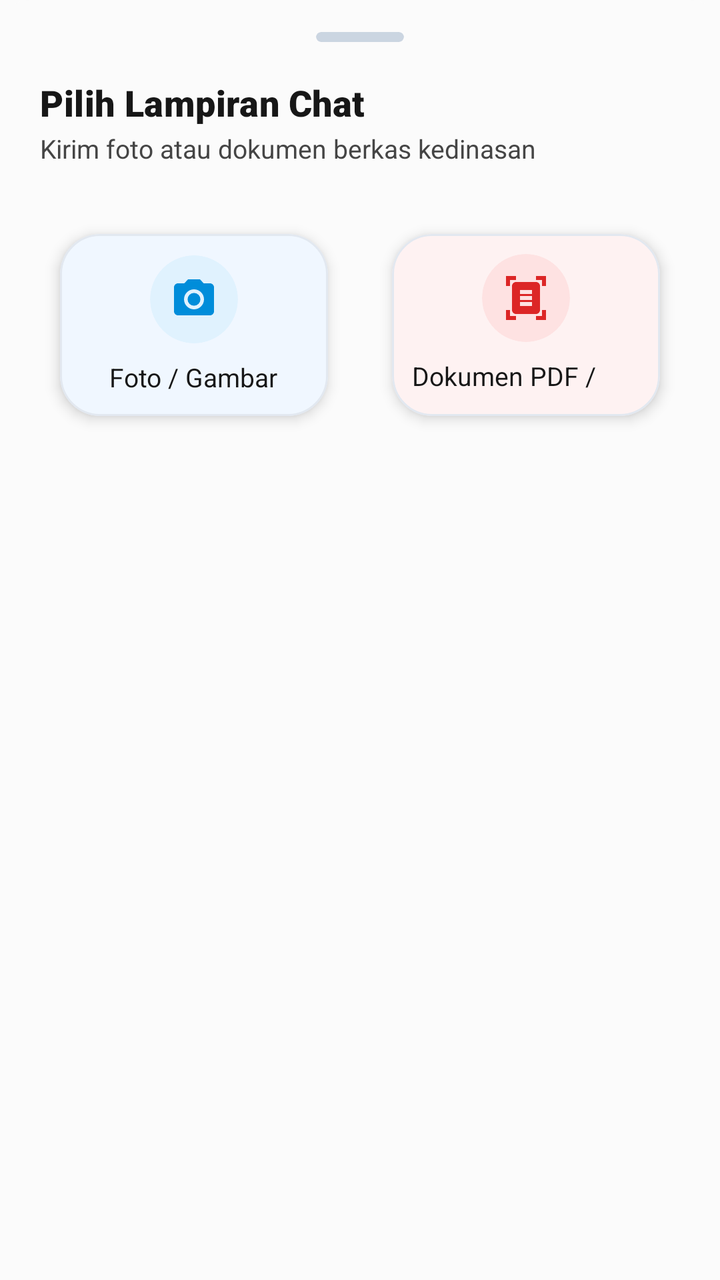
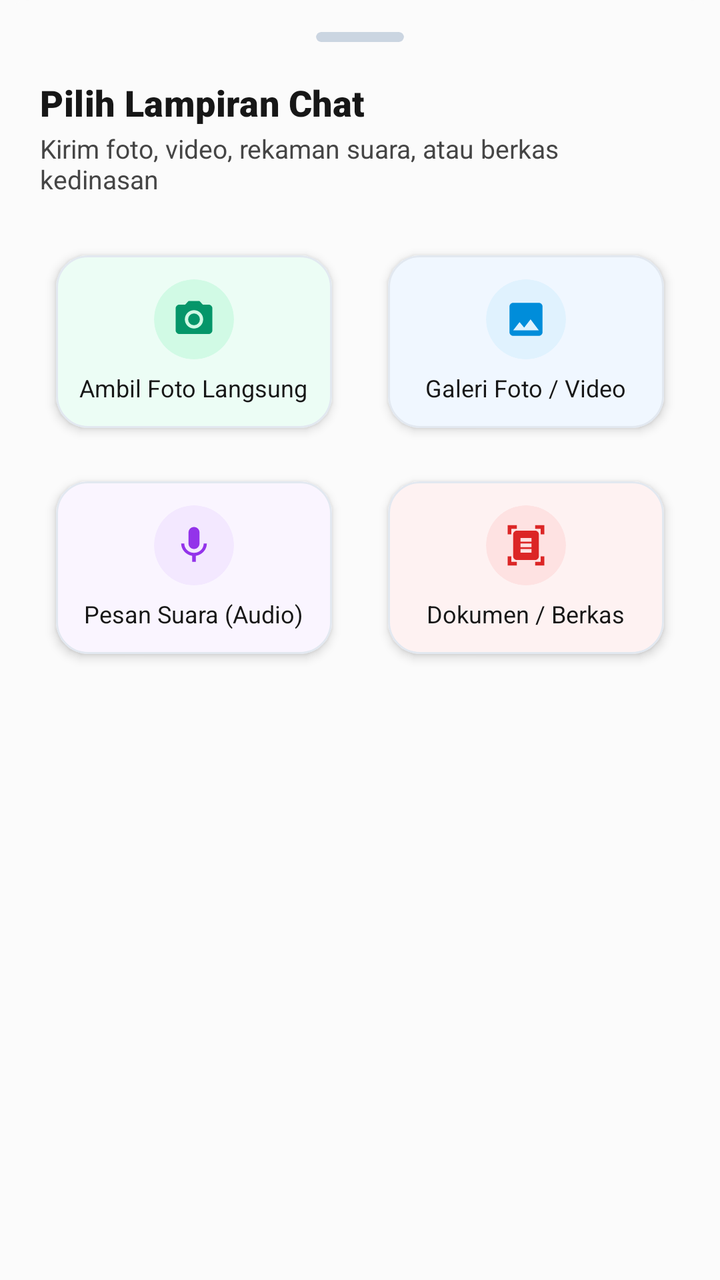

Before-and-after screenshots of an Android layout around one commit, followed by the original layout XML and the change that was made.
<!-- AndroidManifest.xml: application theme Theme.AppPemko -->
<!-- res/layout/dialog_attachment_picker.xml -->
<?xml version="1.0" encoding="utf-8"?>
<LinearLayout xmlns:android="http://schemas.android.com/apk/res/android"
    xmlns:app="http://schemas.android.com/apk/res-auto"
    android:layout_width="match_parent"
    android:layout_height="wrap_content"
    android:background="@drawable/bottom_sheet_bg"
    android:orientation="vertical"
    android:clipToPadding="false"
    android:clipChildren="false"
    android:paddingHorizontal="20dp"
    android:paddingTop="16dp"
    android:paddingBottom="24dp">

    
    <com.google.android.material.card.MaterialCardView
        android:layout_width="44dp"
        android:layout_height="5dp"
        android:layout_gravity="center_horizontal"
        android:layout_marginBottom="18dp"
        app:cardBackgroundColor="#CBD5E1"
        app:cardCornerRadius="2.5dp"
        app:cardElevation="0dp"
        app:strokeWidth="0dp" />

    
    <TextView
        android:layout_width="match_parent"
        android:layout_height="wrap_content"
        android:text="Pilih Lampiran Chat"
        android:textColor="@color/text_primary"
        android:textSize="18sp"
        android:fontFamily="sans-serif-black"
        android:letterSpacing="0.01"/>

    <TextView
        android:layout_width="match_parent"
        android:layout_height="wrap_content"
        android:layout_marginTop="2dp"
        android:layout_marginBottom="16dp"
        android:text="Kirim foto atau dokumen berkas kedinasan"
        android:textColor="@color/text_secondary"
        android:textSize="13sp"
        android:fontFamily="sans-serif"/>

    
    <LinearLayout
        android:layout_width="match_parent"
        android:layout_height="wrap_content"
        android:orientation="horizontal"
        android:gravity="center"
        android:clipToPadding="false"
        android:clipChildren="false"
        android:paddingVertical="6dp"
        android:weightSum="2">

        
        <com.google.android.material.card.MaterialCardView
            android:id="@+id/cardOptionPhoto"
            android:layout_width="0dp"
            android:layout_height="115dp"
            android:layout_weight="1"
            android:layout_marginEnd="6dp"
            app:cardCornerRadius="20dp"
            app:cardElevation="4dp"
            app:cardUseCompatPadding="true"
            app:strokeWidth="1dp"
            app:strokeColor="#E2E8F0"
            app:cardBackgroundColor="#F0F7FF"
            android:clickable="true"
            android:focusable="true"
            android:foreground="?attr/selectableItemBackground">

            <LinearLayout
                android:layout_width="match_parent"
                android:layout_height="match_parent"
                android:gravity="center"
                android:orientation="vertical"
                android:padding="10dp">

                
                <com.google.android.material.card.MaterialCardView
                    android:layout_width="44dp"
                    android:layout_height="44dp"
                    app:cardCornerRadius="22dp"
                    app:cardElevation="0dp"
                    app:strokeWidth="0dp"
                    app:cardBackgroundColor="#E0F2FE">

                    <ImageView
                        android:layout_width="24dp"
                        android:layout_height="24dp"
                        android:layout_gravity="center"
                        android:src="@drawable/ic_camera"
                        app:tint="@color/biru"
                        android:contentDescription="Foto"/>
                </com.google.android.material.card.MaterialCardView>

                <TextView
                    android:layout_width="wrap_content"
                    android:layout_height="wrap_content"
                    android:layout_marginTop="8dp"
                    android:text="Foto / Gambar"
                    android:textColor="@color/text_primary"
                    android:textSize="13sp"
                    android:fontFamily="sans-serif-bold"/>
            </LinearLayout>
        </com.google.android.material.card.MaterialCardView>

        
        <com.google.android.material.card.MaterialCardView
            android:id="@+id/cardOptionDoc"
            android:layout_width="0dp"
            android:layout_height="115dp"
            android:layout_weight="1"
            android:layout_marginStart="6dp"
            app:cardCornerRadius="20dp"
            app:cardElevation="4dp"
            app:cardUseCompatPadding="true"
            app:strokeWidth="1dp"
            app:strokeColor="#E2E8F0"
            app:cardBackgroundColor="#FEF2F2"
            android:clickable="true"
            android:focusable="true"
            android:foreground="?attr/selectableItemBackground">

            <LinearLayout
                android:layout_width="match_parent"
                android:layout_height="match_parent"
                android:gravity="center"
                android:orientation="vertical"
                android:padding="10dp">

                
                <com.google.android.material.card.MaterialCardView
                    android:layout_width="44dp"
                    android:layout_height="44dp"
                    app:cardCornerRadius="22dp"
                    app:cardElevation="0dp"
                    app:strokeWidth="0dp"
                    app:cardBackgroundColor="#FEE2E2">

                    <ImageView
                        android:layout_width="24dp"
                        android:layout_height="24dp"
                        android:layout_gravity="center"
                        android:src="@drawable/ic_document_scanner"
                        app:tint="#DC2626"
                        android:contentDescription="Dokumen"/>
                </com.google.android.material.card.MaterialCardView>

                <TextView
                    android:layout_width="wrap_content"
                    android:layout_height="wrap_content"
                    android:layout_marginTop="8dp"
                    android:text="Dokumen PDF / File"
                    android:textColor="@color/text_primary"
                    android:textSize="13sp"
                    android:fontFamily="sans-serif-bold"/>
            </LinearLayout>
        </com.google.android.material.card.MaterialCardView>

    </LinearLayout>

</LinearLayout>
<!-- resources referenced by this layout -->
<resources>
  <color name="biru">#008DDA</color>
  <color name="text_primary">#171717</color>
  <color name="text_secondary">#454545</color>
  <!-- drawable bottom_sheet_bg (drawable) -->
  <?xml version="1.0" encoding="utf-8"?>
  <shape xmlns:android="http://schemas.android.com/apk/res/android"
      android:shape="rectangle">
      <corners
          android:topLeftRadius="@dimen/tfe_bottom_sheet_corner_radius"
          android:topRightRadius="@dimen/tfe_bottom_sheet_corner_radius" />
      <padding android:top="@dimen/tfe_bottom_sheet_top_padding" />
      <solid android:color="@color/background_color" />
  </shape>
  <!-- drawable ic_camera (drawable) -->
  <vector android:height="24dp"
      android:viewportHeight="24" android:viewportWidth="24"
      android:width="24dp" xmlns:android="http://schemas.android.com/apk/res/android">
      <path android:fillColor="@color/background_color" android:pathData="M12,12m-3.2,0a3.2,3.2 0,1 1,6.4 0a3.2,3.2 0,1 1,-6.4 0"/>
      <path android:fillColor="@color/background_color" android:pathData="M9,2L7.17,4L4,4c-1.1,0 -2,0.9 -2,2v12c0,1.1 0.9,2 2,2h16c1.1,0 2,-0.9 2,-2L22,6c0,-1.1 -0.9,-2 -2,-2h-3.17L15,2L9,2zM12,17c-2.76,0 -5,-2.24 -5,-5s2.24,-5 5,-5 5,2.24 5,5 -2.24,5 -5,5z"/>
  </vector>
  <!-- drawable ic_document_scanner (drawable) -->
  <vector android:height="24dp"
      android:viewportHeight="24" android:viewportWidth="24"
      android:width="24dp" xmlns:android="http://schemas.android.com/apk/res/android">
      <path android:fillColor="@color/font" android:pathData="M7,3H4v3H2V1h5V3zM22,6V1h-5v2h3v3H22zM7,21H4v-3H2v5h5V21zM20,18v3h-3v2h5v-5H20zM19,18c0,1.1 -0.9,2 -2,2H7c-1.1,0 -2,-0.9 -2,-2V6c0,-1.1 0.9,-2 2,-2h10c1.1,0 2,0.9 2,2V18zM15,8H9v2h6V8zM15,11H9v2h6V11zM15,14H9v2h6V14z"/>
  </vector>
  <style name="Theme.AppPemko" parent="Base.Theme.AppPemko">
          <item name="android:textColor">@color/text_primary</item>
      </style>
  <dimen name="tfe_bottom_sheet_corner_radius">15dp</dimen>
  <dimen name="tfe_bottom_sheet_top_padding">8dp</dimen>
  <color name="background_color">#FBFBFB</color>
  <color name="font">#454545</color>
  <color name="primary_brand">#0869D8</color>
  <color name="on_primary_brand">#FFFFFF</color>
  <color name="brand_secondary">#E91E63</color>
  <color name="white">#FFFFFF</color>
  <color name="surface_main">#FFFFFF</color>
  <color name="surface_variant">#F4F4F4</color>
  <color name="background_main">#FBFBFB</color>
  <style name="Animation.App.Activity" parent="@android:style/Animation.Activity">
          <item name="android:activityOpenEnterAnimation">@anim/slide_in_right</item>
          <item name="android:activityOpenExitAnimation">@anim/slide_out_left</item>
          <item name="android:activityCloseEnterAnimation">@anim/slide_in_left</item>
          <item name="android:activityCloseExitAnimation">@anim/slide_out_right</item>
      </style>
  <!-- unchanged entries left out for length: 1 -->
</resources>

<!-- the commit's change to res/layout/dialog_attachment_picker.xml (unified diff, before → after) -->
@@ -37,7 +37,7 @@
         android:layout_height="wrap_content"
         android:layout_marginTop="2dp"
         android:layout_marginBottom="16dp"
-        android:text="Kirim foto atau dokumen berkas kedinasan"
+        android:text="Kirim foto, video, rekaman suara, atau berkas kedinasan"
         android:textColor="@color/text_secondary"
         android:textSize="13sp"
         android:fontFamily="sans-serif"/>
@@ -50,58 +50,173 @@
         android:gravity="center"
         android:clipToPadding="false"
         android:clipChildren="false"
-        android:paddingVertical="6dp"
+        android:paddingVertical="4dp"
         android:weightSum="2">
 
         
         <com.google.android.material.card.MaterialCardView
+            android:id="@+id/cardOptionCamera"
+            android:layout_width="0dp"
+            android:layout_height="105dp"
+            android:layout_weight="1"
+            android:layout_marginEnd="6dp"
+            app:cardCornerRadius="16dp"
+            app:cardElevation="3dp"
+            app:cardUseCompatPadding="true"
+            app:strokeWidth="1dp"
+            app:strokeColor="#E2E8F0"
+            app:cardBackgroundColor="#ECFDF5"
+            android:clickable="true"
+            android:focusable="true"
+            android:foreground="?attr/selectableItemBackground">
+
+            <LinearLayout
+                android:layout_width="match_parent"
+                android:layout_height="match_parent"
+                android:gravity="center"
+                android:orientation="vertical"
+                android:padding="8dp">
+
+                <com.google.android.material.card.MaterialCardView
+                    android:layout_width="40dp"
+                    android:layout_height="40dp"
+                    app:cardCornerRadius="20dp"
+                    app:cardElevation="0dp"
+                    app:strokeWidth="0dp"
+                    app:cardBackgroundColor="#D1FAE5">
+
+                    <ImageView
+                        android:layout_width="22dp"
+                        android:layout_height="22dp"
+                        android:layout_gravity="center"
+                        android:src="@drawable/ic_camera"
+                        app:tint="#059669"
+                        android:contentDescription="Kamera"/>
+                </com.google.android.material.card.MaterialCardView>
+
+                <TextView
+                    android:layout_width="wrap_content"
+                    android:layout_height="wrap_content"
+                    android:layout_marginTop="6dp"
+                    android:text="Ambil Foto Langsung"
+                    android:textColor="@color/text_primary"
+                    android:textSize="12sp"
+                    android:fontFamily="sans-serif-bold"/>
+            </LinearLayout>
+        </com.google.android.material.card.MaterialCardView>
+
+        
+        <com.google.android.material.card.MaterialCardView
             android:id="@+id/cardOptionPhoto"
             android:layout_width="0dp"
-            android:layout_height="115dp"
+            android:layout_height="105dp"
+            android:layout_weight="1"
+            android:layout_marginStart="6dp"
+            app:cardCornerRadius="16dp"
+            app:cardElevation="3dp"
+            app:cardUseCompatPadding="true"
+            app:strokeWidth="1dp"
+            app:strokeColor="#E2E8F0"
+            app:cardBackgroundColor="#F0F7FF"
+            android:clickable="true"
+            android:focusable="true"
+            android:foreground="?attr/selectableItemBackground">
+
+            <LinearLayout
+                android:layout_width="match_parent"
+                android:layout_height="match_parent"
+                android:gravity="center"
+                android:orientation="vertical"
+                android:padding="8dp">
+
+                <com.google.android.material.card.MaterialCardView
+                    android:layout_width="40dp"
+                    android:layout_height="40dp"
+                    app:cardCornerRadius="20dp"
+                    app:cardElevation="0dp"
+                    app:strokeWidth="0dp"
+                    app:cardBackgroundColor="#E0F2FE">
+
+                    <ImageView
+                        android:layout_width="22dp"
+                        android:layout_height="22dp"
+                        android:layout_gravity="center"
+                        android:src="@drawable/ic_image"
+                        app:tint="@color/biru"
+                        android:contentDescription="Galeri"/>
+                </com.google.android.material.card.MaterialCardView>
+
+                <TextView
+                    android:layout_width="wrap_content"
+                    android:layout_height="wrap_content"
+                    android:layout_marginTop="6dp"
+                    android:text="Galeri Foto / Video"
+                    android:textColor="@color/text_primary"
+                    android:textSize="12sp"
+                    android:fontFamily="sans-serif-bold"/>
+            </LinearLayout>
+        </com.google.android.material.card.MaterialCardView>
+    </LinearLayout>
+
+    
+    <LinearLayout
+        android:layout_width="match_parent"
+        android:layout_height="wrap_content"
+        android:orientation="horizontal"
+        android:gravity="center"
+        android:clipToPadding="false"
+        android:clipChildren="false"
+        android:paddingVertical="4dp"
+        android:weightSum="2">
+
+        
+        <com.google.android.material.card.MaterialCardView
+            android:id="@+id/cardOptionAudio"
+            android:layout_width="0dp"
+            android:layout_height="105dp"
             android:layout_weight="1"
             android:layout_marginEnd="6dp"
-            app:cardCornerRadius="20dp"
-            app:cardElevation="4dp"
-            app:cardUseCompatPadding="true"
-            app:strokeWidth="1dp"
-            app:strokeColor="#E2E8F0"
-            app:cardBackgroundColor="#F0F7FF"
-            android:clickable="true"
-            android:focusable="true"
-            android:foreground="?attr/selectableItemBackground">
-
-            <LinearLayout
-                android:layout_width="match_parent"
-                android:layout_height="match_parent"
-                android:gravity="center"
-                android:orientation="vertical"
-                android:padding="10dp">
-
-                
-                <com.google.android.material.card.MaterialCardView
-                    android:layout_width="44dp"
-                    android:layout_height="44dp"
-                    app:cardCornerRadius="22dp"
-                    app:cardElevation="0dp"
-                    app:strokeWidth="0dp"
-                    app:cardBackgroundColor="#E0F2FE">
-
-                    <ImageView
-                        android:layout_width="24dp"
-                        android:layout_height="24dp"
-                        android:layout_gravity="center"
-                        android:src="@drawable/ic_camera"
-                        app:tint="@color/biru"
-                        android:contentDescription="Foto"/>
-                </com.google.android.material.card.MaterialCardView>
-
-                <TextView
-                    android:layout_width="wrap_content"
-                    android:layout_height="wrap_content"
-                    android:layout_marginTop="8dp"
-                    android:text="Foto / Gambar"
-                    android:textColor="@color/text_primary"
-                    android:textSize="13sp"
+            app:cardCornerRadius="16dp"
+            app:cardElevation="3dp"
+            app:cardUseCompatPadding="true"
+            app:strokeWidth="1dp"
+            app:strokeColor="#E2E8F0"
+            app:cardBackgroundColor="#FAF5FF"
+            android:clickable="true"
+            android:focusable="true"
+            android:foreground="?attr/selectableItemBackground">
+
+            <LinearLayout
+                android:layout_width="match_parent"
+                android:layout_height="match_parent"
+                android:gravity="center"
+                android:orientation="vertical"
+                android:padding="8dp">
+
+                <com.google.android.material.card.MaterialCardView
+                    android:layout_width="40dp"
+                    android:layout_height="40dp"
+                    app:cardCornerRadius="20dp"
+                    app:cardElevation="0dp"
+                    app:strokeWidth="0dp"
+                    app:cardBackgroundColor="#F3E8FF">
+
+                    <ImageView
+                        android:layout_width="22dp"
+                        android:layout_height="22dp"
+                        android:layout_gravity="center"
+                        android:src="@drawable/ic_mic"
+                        app:tint="#9333EA"
+                        android:contentDescription="Suara"/>
+                </com.google.android.material.card.MaterialCardView>
+
+                <TextView
+                    android:layout_width="wrap_content"
+                    android:layout_height="wrap_content"
+                    android:layout_marginTop="6dp"
+                    android:text="Pesan Suara (Audio)"
+                    android:textColor="@color/text_primary"
+                    android:textSize="12sp"
                     android:fontFamily="sans-serif-bold"/>
             </LinearLayout>
         </com.google.android.material.card.MaterialCardView>
@@ -110,11 +225,11 @@
         <com.google.android.material.card.MaterialCardView
             android:id="@+id/cardOptionDoc"
             android:layout_width="0dp"
-            android:layout_height="115dp"
+            android:layout_height="105dp"
             android:layout_weight="1"
             android:layout_marginStart="6dp"
-            app:cardCornerRadius="20dp"
-            app:cardElevation="4dp"
+            app:cardCornerRadius="16dp"
+            app:cardElevation="3dp"
             app:cardUseCompatPadding="true"
             app:strokeWidth="1dp"
             app:strokeColor="#E2E8F0"
@@ -128,20 +243,19 @@
                 android:layout_height="match_parent"
                 android:gravity="center"
                 android:orientation="vertical"
-                android:padding="10dp">
-
-                
-                <com.google.android.material.card.MaterialCardView
-                    android:layout_width="44dp"
-                    android:layout_height="44dp"
-                    app:cardCornerRadius="22dp"
+                android:padding="8dp">
+
+                <com.google.android.material.card.MaterialCardView
+                    android:layout_width="40dp"
+                    android:layout_height="40dp"
+                    app:cardCornerRadius="20dp"
                     app:cardElevation="0dp"
                     app:strokeWidth="0dp"
                     app:cardBackgroundColor="#FEE2E2">
 
                     <ImageView
-                        android:layout_width="24dp"
-                        android:layout_height="24dp"
+                        android:layout_width="22dp"
+                        android:layout_height="22dp"
                         android:layout_gravity="center"
                         android:src="@drawable/ic_document_scanner"
                         app:tint="#DC2626"
@@ -151,10 +265,10 @@
                 <TextView
                     android:layout_width="wrap_content"
                     android:layout_height="wrap_content"
-                    android:layout_marginTop="8dp"
-                    android:text="Dokumen PDF / File"
-                    android:textColor="@color/text_primary"
-                    android:textSize="13sp"
+                    android:layout_marginTop="6dp"
+                    android:text="Dokumen / Berkas"
+                    android:textColor="@color/text_primary"
+                    android:textSize="12sp"
                     android:fontFamily="sans-serif-bold"/>
             </LinearLayout>
         </com.google.android.material.card.MaterialCardView>
<!-- resource entries referenced after the edit -->
@@ -26,6 +26,27 @@
       android:width="24dp" xmlns:android="http://schemas.android.com/apk/res/android">
       <path android:fillColor="@color/font" android:pathData="M7,3H4v3H2V1h5V3zM22,6V1h-5v2h3v3H22zM7,21H4v-3H2v5h5V21zM20,18v3h-3v2h5v-5H20zM19,18c0,1.1 -0.9,2 -2,2H7c-1.1,0 -2,-0.9 -2,-2V6c0,-1.1 0.9,-2 2,-2h10c1.1,0 2,0.9 2,2V18zM15,8H9v2h6V8zM15,11H9v2h6V11zM15,14H9v2h6V14z"/>
   </vector>
+  <!-- drawable ic_image (drawable) -->
+  <vector xmlns:android="http://schemas.android.com/apk/res/android"
+      android:width="24dp"
+      android:height="24dp"
+      android:viewportWidth="24"
+      android:viewportHeight="24">
+    <path
+        android:fillColor="#94A3B8"
+        android:pathData="M21,19V5c0,-1.1 -0.9,-2 -2,-2H5c-1.1,0 -2,0.9 -2,2v14c0,1.1 0.9,2 2,2h14c1.1,0 2,-0.9 2,-2zM8.5,13.5l2.5,3.01L14.5,12l4.5,6H5l3.5,-4.5z"/>
+  </vector>
+  <!-- drawable ic_mic (drawable) -->
+  <?xml version="1.0" encoding="utf-8"?>
+  <vector xmlns:android="http://schemas.android.com/apk/res/android"
+      android:width="24dp"
+      android:height="24dp"
+      android:viewportWidth="24"
+      android:viewportHeight="24">
+      <path
+          android:fillColor="#FF000000"
+          android:pathData="M12,14c1.66,0 3,-1.34 3,-3V5c0,-1.66 -1.34,-3 -3,-3S9,3.34 9,5v6c0,1.66 1.34,3 3,3zm5.3,-3c0,3 -2.54,5.1 -5.3,5.1S6.7,14 6.7,11H5c0,3.41 2.72,6.23 6,6.72V21h2v-3.28c3.28,-0.48 6,-3.3 6,-6.72h-1.7z" />
+  </vector>
   <style name="Theme.AppPemko" parent="Base.Theme.AppPemko">
           <item name="android:textColor">@color/text_primary</item>
       </style>
